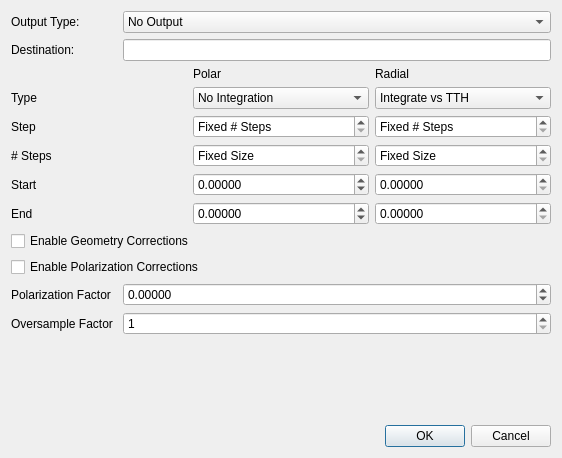
First picture: the form in source/qxrdpolartransformdialog.ui, repository guyjennings/qxrd, before the edit.
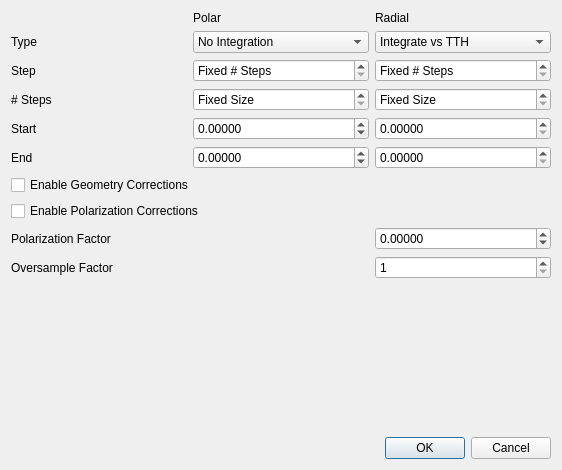
Second picture: the form after the edit.

What changed in the file:
```diff
--- a/source/qxrdpolartransformdialog.ui
+++ b/source/qxrdpolartransformdialog.ui
@@ -7,14 +7,38 @@
     <x>0</x>
     <y>0</y>
     <width>562</width>
-    <height>458</height>
+    <height>470</height>
    </rect>
   </property>
   <property name="windowTitle">
    <string>Polar Transform Current Image...</string>
   </property>
   <layout class="QGridLayout" name="gridLayout_2">
-   <item row="6" column="2">
+   <item row="6" column="0" colspan="3">
+    <widget class="QDialogButtonBox" name="buttonBox">
+     <property name="orientation">
+      <enum>Qt::Horizontal</enum>
+     </property>
+     <property name="standardButtons">
+      <set>QDialogButtonBox::Cancel|QDialogButtonBox::Ok</set>
+     </property>
+    </widget>
+   </item>
+   <item row="3" column="0">
+    <widget class="QLabel" name="label_11">
+     <property name="text">
+      <string>Polarization Factor</string>
+     </property>
+    </widget>
+   </item>
+   <item row="4" column="0" colspan="2">
+    <widget class="QLabel" name="label_10">
+     <property name="text">
+      <string>Oversample Factor</string>
+     </property>
+    </widget>
+   </item>
+   <item row="4" column="2">
     <widget class="QSpinBox" name="m_Oversample">
      <property name="minimum">
       <number>1</number>
@@ -25,6 +49,29 @@
     </widget>
    </item>
    <item row="2" column="0" colspan="3">
+    <widget class="QCheckBox" name="m_EnablePolarization">
+     <property name="toolTip">
+      <string>Enable polarization correction during integration:
+intensity *= (m_Polarization      *(1 - pow(sin(chi)*sin(tth),2)) +
+                   (1 - m_Polarization)*(1 - pow(cos(chi)*sin(tth),2)));</string>
+     </property>
+     <property name="text">
+      <string>Enable Polarization Corrections </string>
+     </property>
+    </widget>
+   </item>
+   <item row="1" column="0" colspan="3">
+    <widget class="QCheckBox" name="m_EnableGeometry">
+     <property name="toolTip">
+      <string>Enable geometry corrections during integration
+intensity *= pow(distance/m_DetectorDistance, 2)/cos(tth);</string>
+     </property>
+     <property name="text">
+      <string>Enable Geometry Corrections </string>
+     </property>
+    </widget>
+   </item>
+   <item row="0" column="0" colspan="3">
     <layout class="QGridLayout" name="gridLayout">
      <item row="0" column="1">
       <widget class="QLabel" name="label">
@@ -202,66 +249,23 @@
      </item>
     </layout>
    </item>
-   <item row="0" column="0">
-    <widget class="QLabel" name="label_9">
-     <property name="text">
-      <string>Output Type:</string>
+   <item row="3" column="2">
+    <widget class="QDoubleSpinBox" name="m_Polarization">
+     <property name="decimals">
+      <number>5</number>
      </property>
-    </widget>
-   </item>
-   <item row="3" column="0" colspan="3">
-    <widget class="QCheckBox" name="m_EnableGeometry">
-     <property name="toolTip">
-      <string>Enable geometry corrections during integration
-intensity *= pow(distance/m_DetectorDistance, 2)/cos(tth);</string>
+     <property name="minimum">
+      <double>-2.000000000000000</double>
      </property>
-     <property name="text">
-      <string>Enable Geometry Corrections </string>
+     <property name="maximum">
+      <double>2.000000000000000</double>
      </property>
-    </widget>
-   </item>
-   <item row="6" column="0" colspan="2">
-    <widget class="QLabel" name="label_10">
-     <property name="text">
-      <string>Oversample Factor</string>
+     <property name="singleStep">
+      <double>0.100000000000000</double>
      </property>
     </widget>
    </item>
-   <item row="0" column="2">
-    <widget class="QComboBox" name="m_OutputType">
-     <item>
-      <property name="text">
-       <string>No Output</string>
-      </property>
-     </item>
-     <item>
-      <property name="text">
-       <string>Data in 'Destination'</string>
-      </property>
-     </item>
-     <item>
-      <property name="text">
-       <string>Radial Plot</string>
-      </property>
-     </item>
-     <item>
-      <property name="text">
-       <string>Polar Plot</string>
-      </property>
-     </item>
-    </widget>
-   </item>
-   <item row="8" column="0" colspan="3">
-    <widget class="QDialogButtonBox" name="buttonBox">
-     <property name="orientation">
-      <enum>Qt::Horizontal</enum>
-     </property>
-     <property name="standardButtons">
-      <set>QDialogButtonBox::Cancel|QDialogButtonBox::Ok</set>
-     </property>
-    </widget>
-   </item>
-   <item row="7" column="0" colspan="3">
+   <item row="5" column="0" colspan="3">
     <spacer name="verticalSpacer">
      <property name="orientation">
       <enum>Qt::Vertical</enum>
@@ -274,51 +278,6 @@
      </property>
     </spacer>
    </item>
-   <item row="1" column="2">
-    <widget class="QLineEdit" name="m_Destination"/>
-   </item>
-   <item row="1" column="0">
-    <widget class="QLabel" name="label_8">
-     <property name="text">
-      <string>Destination:</string>
-     </property>
-    </widget>
-   </item>
-   <item row="4" column="0" colspan="3">
-    <widget class="QCheckBox" name="m_EnablePolarization">
-     <property name="toolTip">
-      <string>Enable polarization correction during integration:
-intensity *= (m_Polarization      *(1 - pow(sin(chi)*sin(tth),2)) +
-                   (1 - m_Polarization)*(1 - pow(cos(chi)*sin(tth),2)));</string>
-     </property>
-     <property name="text">
-      <string>Enable Polarization Corrections </string>
-     </property>
-    </widget>
-   </item>
-   <item row="5" column="2">
-    <widget class="QDoubleSpinBox" name="m_Polarization">
-     <property name="decimals">
-      <number>5</number>
-     </property>
-     <property name="minimum">
-      <double>-2.000000000000000</double>
-     </property>
-     <property name="maximum">
-      <double>2.000000000000000</double>
-     </property>
-     <property name="singleStep">
-      <double>0.100000000000000</double>
-     </property>
-    </widget>
-   </item>
-   <item row="5" column="0">
-    <widget class="QLabel" name="label_11">
-     <property name="text">
-      <string>Polarization Factor</string>
-     </property>
-    </widget>
-   </item>
   </layout>
  </widget>
  <resources/>
```
Left out of the diff: 2 changed lines with no effect on the pictures.
